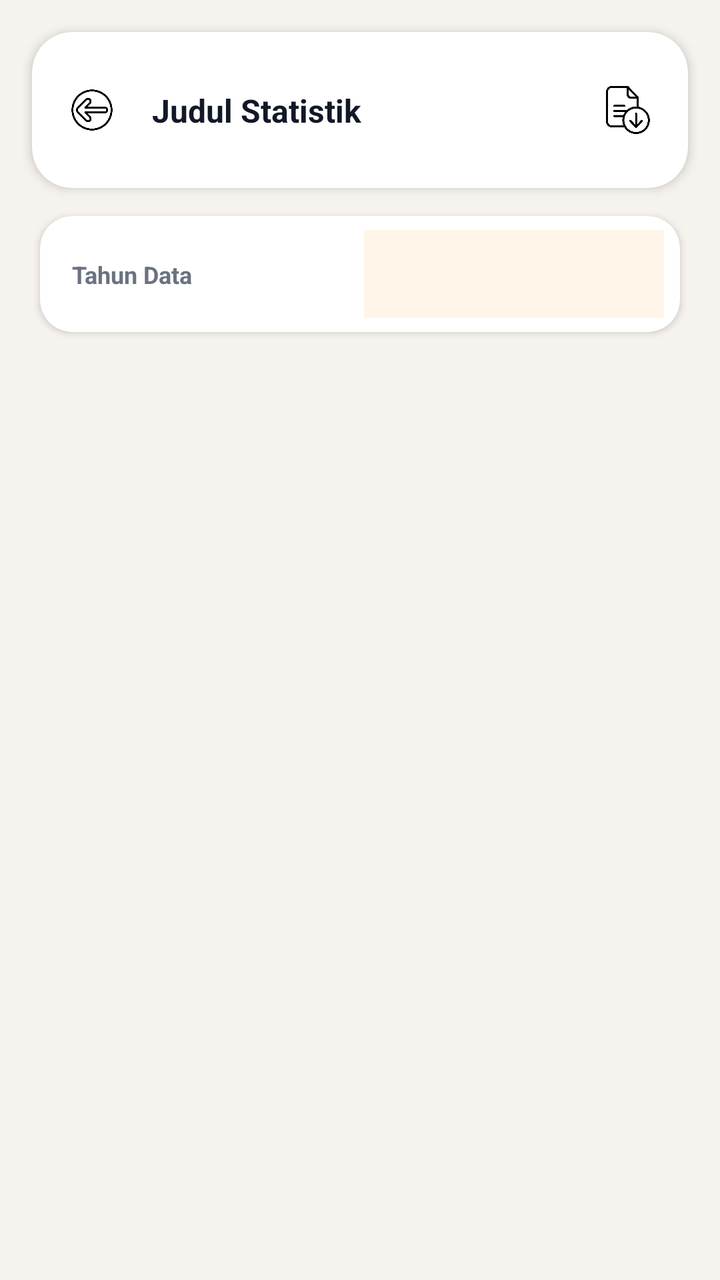
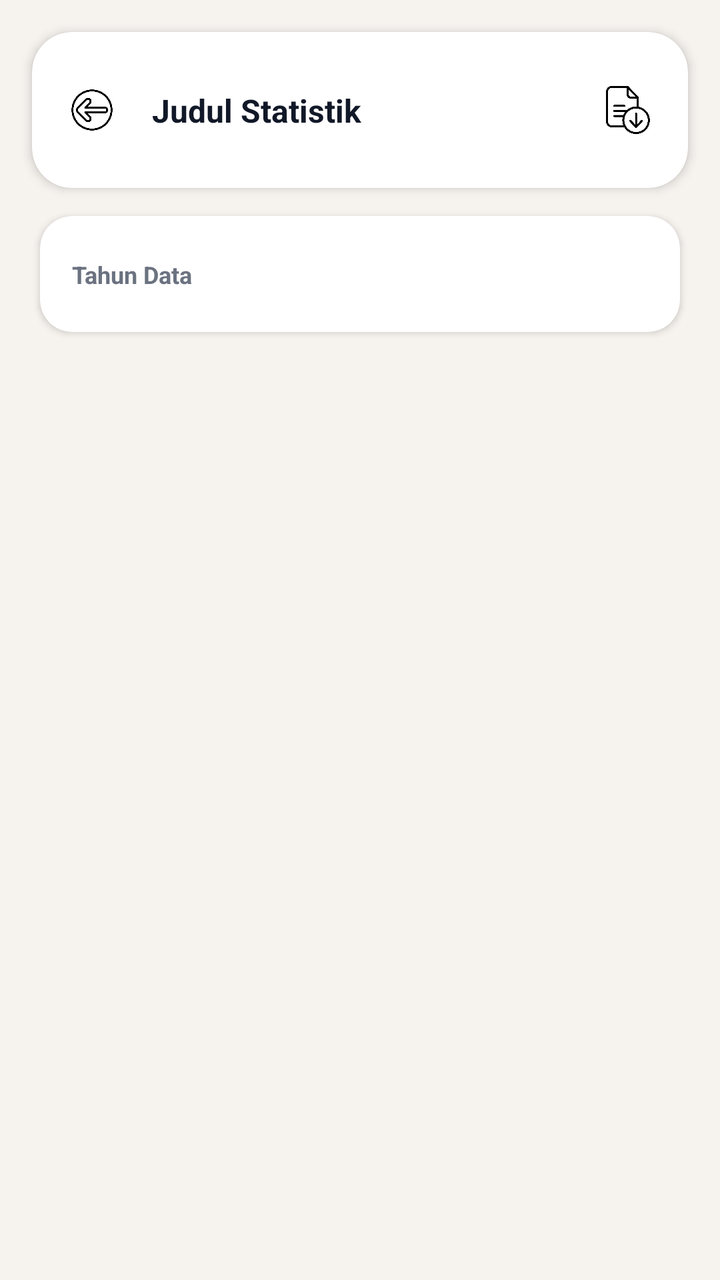

Before-and-after screenshots of an Android layout around one commit, followed by the original layout XML and the change that was made.
<!-- AndroidManifest.xml: application theme Theme.Bpskota -->
<!-- res/layout/activity_statistik_detail.xml -->
<?xml version="1.0" encoding="utf-8"?>
<androidx.constraintlayout.widget.ConstraintLayout
    xmlns:android="http://schemas.android.com/apk/res/android"
    xmlns:app="http://schemas.android.com/apk/res-auto"
    xmlns:tools="http://schemas.android.com/tools"

    android:layout_width="match_parent"
    android:layout_height="match_parent"
    android:background="#F6F2EE"

    tools:context=".StatistikDetailActivity">


    
    
    

    <androidx.cardview.widget.CardView
        android:id="@+id/headerDetail"

        android:layout_width="0dp"
        android:layout_height="78dp"

        android:layout_marginStart="16dp"
        android:layout_marginTop="16dp"
        android:layout_marginEnd="16dp"

        app:cardBackgroundColor="#FFFFFF"
        app:cardCornerRadius="20dp"
        app:cardElevation="3dp"

        app:layout_constraintTop_toTopOf="parent"
        app:layout_constraintStart_toStartOf="parent"
        app:layout_constraintEnd_toEndOf="parent">


        <androidx.constraintlayout.widget.ConstraintLayout
            android:layout_width="match_parent"
            android:layout_height="match_parent">


            

            <ImageView
                android:id="@+id/btnBack"

                android:layout_width="44dp"
                android:layout_height="44dp"

                android:layout_marginStart="8dp"

                android:background="?attr/selectableItemBackgroundBorderless"

                android:clickable="true"
                android:focusable="true"

                android:padding="10dp"

                android:src="@drawable/ic_arrow_back"

                android:contentDescription="Kembali"

                app:layout_constraintStart_toStartOf="parent"
                app:layout_constraintTop_toTopOf="parent"
                app:layout_constraintBottom_toBottomOf="parent" />


            

            <TextView
                android:id="@+id/tvDetailJudul"

                android:layout_width="0dp"
                android:layout_height="wrap_content"

                android:layout_marginStart="8dp"
                android:layout_marginEnd="8dp"

                android:text="Judul Statistik"

                android:textColor="#111827"
                android:textSize="16sp"
                android:textStyle="bold"

                android:maxLines="2"
                android:ellipsize="end"

                app:layout_constraintStart_toEndOf="@id/btnBack"
                app:layout_constraintEnd_toStartOf="@id/btnDownload"
                app:layout_constraintTop_toTopOf="parent"
                app:layout_constraintBottom_toBottomOf="parent" />


            


            

            <TextView
                android:id="@+id/tvDetailTahun"

                android:layout_width="wrap_content"
                android:layout_height="wrap_content"

                android:layout_marginEnd="8dp"

                android:paddingStart="10dp"
                android:paddingTop="6dp"
                android:paddingEnd="10dp"
                android:paddingBottom="6dp"

                android:background="#FFF3E8"

                android:text="2025"

                android:textColor="#F97316"
                android:textSize="13sp"
                android:textStyle="bold"

                android:visibility="gone"

                app:layout_constraintEnd_toStartOf="@id/btnDownload"
                app:layout_constraintTop_toTopOf="parent"
                app:layout_constraintBottom_toBottomOf="parent" />


            

            <ImageView
                android:id="@+id/btnDownload"

                android:layout_width="44dp"
                android:layout_height="44dp"

                android:layout_marginEnd="8dp"

                android:background="?attr/selectableItemBackgroundBorderless"

                android:clickable="true"
                android:focusable="true"

                android:padding="10dp"

                android:src="@drawable/ic_download"

                android:contentDescription="Download data"

                app:layout_constraintEnd_toEndOf="parent"
                app:layout_constraintTop_toTopOf="parent"
                app:layout_constraintBottom_toBottomOf="parent" />

        </androidx.constraintlayout.widget.ConstraintLayout>

    </androidx.cardview.widget.CardView>


    
    
    

    <androidx.cardview.widget.CardView
        android:layout_width="0dp"
        android:layout_height="58dp"

        android:layout_marginStart="20dp"
        android:layout_marginTop="14dp"
        android:layout_marginEnd="20dp"

        app:cardBackgroundColor="#FFFFFF"
        app:cardCornerRadius="16dp"
        app:cardElevation="2dp"

        app:layout_constraintTop_toBottomOf="@id/headerDetail"
        app:layout_constraintStart_toStartOf="parent"
        app:layout_constraintEnd_toEndOf="parent">


        <androidx.constraintlayout.widget.ConstraintLayout
            android:layout_width="match_parent"
            android:layout_height="match_parent"

            android:paddingStart="16dp"
            android:paddingEnd="8dp">


            

            <TextView
                android:layout_width="wrap_content"
                android:layout_height="wrap_content"

                android:text="Tahun Data"

                android:textColor="#6B7280"
                android:textSize="12sp"
                android:textStyle="bold"

                app:layout_constraintStart_toStartOf="parent"
                app:layout_constraintTop_toTopOf="parent"
                app:layout_constraintBottom_toBottomOf="parent" />


            

            <Spinner
                android:id="@+id/spinnerTahun"

                android:layout_width="150dp"
                android:layout_height="44dp"

                android:layout_marginEnd="0dp"

                android:background="#FFF6E9"

                android:paddingStart="12dp"
                android:paddingEnd="12dp"

                android:spinnerMode="dropdown"

                android:dropDownVerticalOffset="6dp"

                app:layout_constraintEnd_toEndOf="parent"
                app:layout_constraintTop_toTopOf="parent"
                app:layout_constraintBottom_toBottomOf="parent" />

        </androidx.constraintlayout.widget.ConstraintLayout>

    </androidx.cardview.widget.CardView>


    
    
    

    <ScrollView
        android:id="@+id/contentScroll"

        android:layout_width="0dp"
        android:layout_height="0dp"

        android:layout_marginTop="14dp"

        android:fillViewport="true"

        android:scrollbars="none"
        android:overScrollMode="never"

        app:layout_constraintTop_toBottomOf="@id/headerDetail"
        app:layout_constraintBottom_toBottomOf="parent"
        app:layout_constraintStart_toStartOf="parent"
        app:layout_constraintEnd_toEndOf="parent">


        <LinearLayout
            android:layout_width="match_parent"
            android:layout_height="wrap_content"

            android:orientation="vertical"

            android:paddingStart="20dp"
            android:paddingTop="72dp"
            android:paddingEnd="20dp"
            android:paddingBottom="32dp">


            
            
            

            <TextView
                android:id="@+id/tvDetailKode"

                android:layout_width="0dp"
                android:layout_height="0dp"

                android:visibility="gone" />


            <TextView
                android:id="@+id/tvDetailBab"

                android:layout_width="0dp"
                android:layout_height="0dp"

                android:visibility="gone" />


            <TextView
                android:id="@+id/tvDetailSubject"

                android:layout_width="0dp"
                android:layout_height="0dp"

                android:visibility="gone" />


            <TextView
                android:id="@+id/tvDetailWilayah"

                android:layout_width="0dp"
                android:layout_height="0dp"

                android:visibility="gone" />


            <TextView
                android:id="@+id/tvDetailSumber"

                android:layout_width="0dp"
                android:layout_height="0dp"

                android:visibility="gone" />


            
            
            

            <LinearLayout
                android:id="@+id/tvDetailData"

                android:layout_width="match_parent"
                android:layout_height="wrap_content"

                android:orientation="vertical" />

        </LinearLayout>

    </ScrollView>


    
    
    

    <ProgressBar
        android:id="@+id/progressLoading"

        android:layout_width="48dp"
        android:layout_height="48dp"

        android:visibility="gone"

        app:layout_constraintTop_toTopOf="parent"
        app:layout_constraintBottom_toBottomOf="parent"
        app:layout_constraintStart_toStartOf="parent"
        app:layout_constraintEnd_toEndOf="parent" />

</androidx.constraintlayout.widget.ConstraintLayout>
<!-- resources referenced by this layout -->
<resources>
  <!-- drawable ic_arrow_back: png bitmap (drawable, 15698 bytes) -->
  <!-- drawable ic_download: png bitmap (drawable, 17692 bytes) -->
  <style name="Theme.Bpskota" parent="Theme.MaterialComponents.DayNight.NoActionBar">
          
          <item name="colorPrimary">@color/purple_500</item>
          <item name="colorPrimaryVariant">@color/purple_700</item>
          <item name="colorOnPrimary">@color/white</item>
          
          <item name="colorSecondary">@color/teal_200</item>
          <item name="colorSecondaryVariant">@color/teal_700</item>
          <item name="colorOnSecondary">@color/black</item>
          
          <item name="android:statusBarColor">@color/white</item>
          
      </style>
  <color name="purple_500">#FF6200EE</color>
  <color name="purple_700">#FF3700B3</color>
  <color name="white">#FFFFFFFF</color>
  <color name="teal_200">#FF03DAC5</color>
  <color name="teal_700">#FF018786</color>
  <color name="black">#FF000000</color>
</resources>

<!-- the commit's change to res/layout/activity_statistik_detail.xml (unified diff, before → after) -->
@@ -210,7 +210,7 @@
 
                 android:layout_marginEnd="0dp"
 
-                android:background="#FFF6E9"
+                android:background="#FFFFFF"
 
                 android:paddingStart="12dp"
                 android:paddingEnd="12dp"
